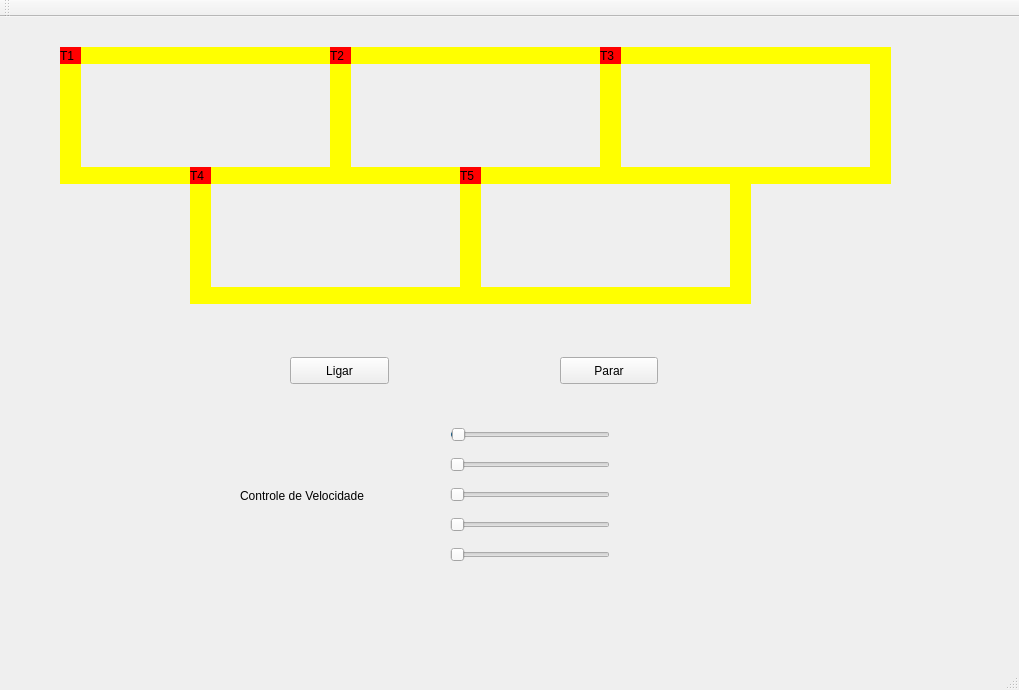
First picture: the form in Trem/mainwindow.ui, repository leticiamp/Thread_trem, before the edit.
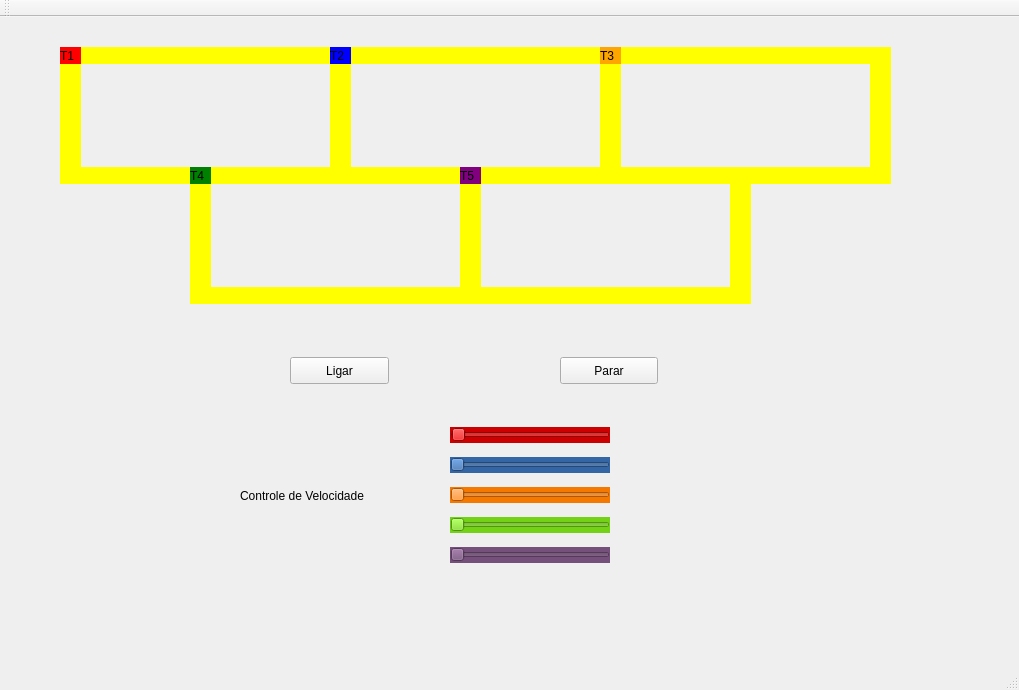
Second picture: the form after the edit.

Commit message: Adicionando cores aos trens

Patch:
```diff
--- a/Trem/mainwindow.ui
+++ b/Trem/mainwindow.ui
@@ -178,7 +178,7 @@
      </rect>
     </property>
     <property name="styleSheet">
-     <string notr="true">QLabel { background: red}</string>
+     <string notr="true">QLabel { background: blue}</string>
     </property>
     <property name="text">
      <string>T2</string>
@@ -242,7 +242,7 @@
      </rect>
     </property>
     <property name="styleSheet">
-     <string notr="true">QLabel { background: red}</string>
+     <string notr="true">QLabel { background: orange}</string>
     </property>
     <property name="text">
      <string>T3</string>
@@ -338,7 +338,7 @@
      </rect>
     </property>
     <property name="styleSheet">
-     <string notr="true">QLabel { background: red}</string>
+     <string notr="true">QLabel { background: purple}</string>
     </property>
     <property name="text">
      <string>T5</string>
@@ -370,7 +370,7 @@
      </rect>
     </property>
     <property name="styleSheet">
-     <string notr="true">QLabel { background: red}</string>
+     <string notr="true">QLabel { background: green}</string>
     </property>
     <property name="text">
      <string>T4</string>
@@ -398,7 +398,7 @@
      <enum>Qt::LeftToRight</enum>
     </property>
     <property name="styleSheet">
-     <string notr="true">color: rgb(52, 101, 164);</string>
+     <string notr="true">background-color: rgb(204, 0, 0);</string>
     </property>
     <property name="minimum">
      <number>-1</number>
@@ -447,6 +447,9 @@
       <height>16</height>
      </rect>
     </property>
+    <property name="styleSheet">
+     <string notr="true">background-color: rgb(117, 80, 123);</string>
+    </property>
     <property name="orientation">
      <enum>Qt::Horizontal</enum>
     </property>
@@ -460,6 +463,9 @@
       <height>16</height>
      </rect>
     </property>
+    <property name="styleSheet">
+     <string notr="true">background-color: rgb(245, 121, 0);</string>
+    </property>
     <property name="orientation">
      <enum>Qt::Horizontal</enum>
     </property>
@@ -474,7 +480,7 @@
      </rect>
     </property>
     <property name="styleSheet">
-     <string notr="true">color: rgb(204, 0, 0);</string>
+     <string notr="true">background-color: rgb(52, 101, 164);</string>
     </property>
     <property name="orientation">
      <enum>Qt::Horizontal</enum>
@@ -489,6 +495,9 @@
       <height>16</height>
      </rect>
     </property>
+    <property name="styleSheet">
+     <string notr="true">background-color: rgb(115, 210, 22);</string>
+    </property>
     <property name="orientation">
      <enum>Qt::Horizontal</enum>
     </property>
```
